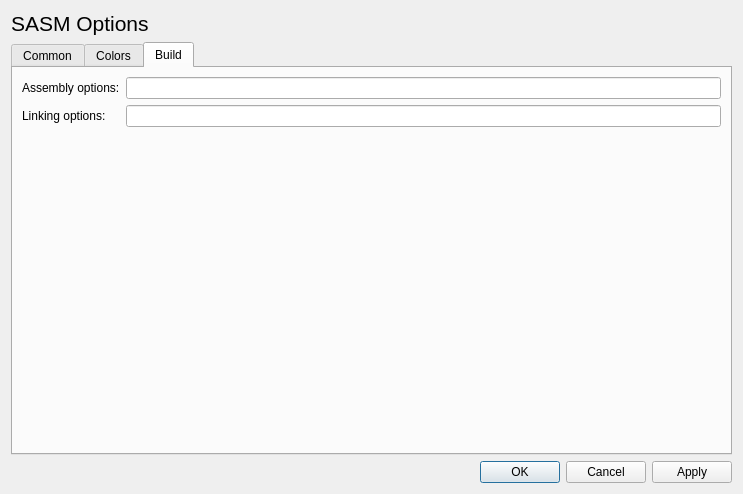
Dman95/SASM, file settings.ui: the form before one commit.
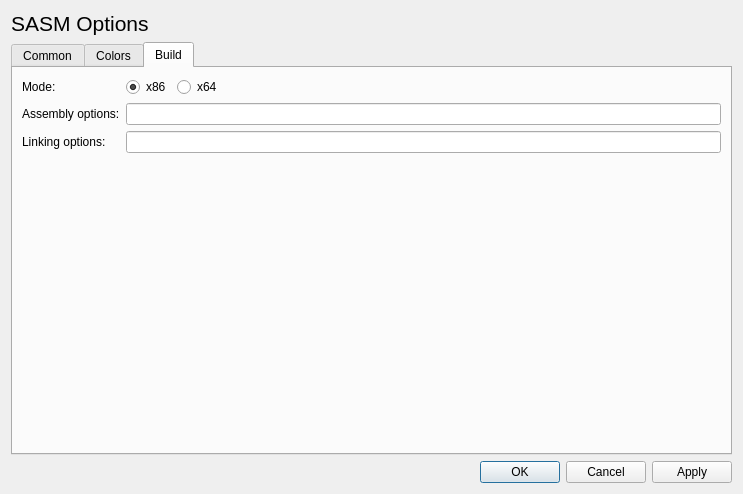
The form after the commit.

Diff of the .ui file:
```diff
--- a/settings.ui
+++ b/settings.ui
@@ -1781,27 +1781,68 @@
        <string>Build</string>
       </attribute>
       <layout class="QFormLayout" name="formLayout">
-       <property name="fieldGrowthPolicy">
-        <enum>QFormLayout::AllNonFixedFieldsGrow</enum>
-       </property>
        <item row="0" column="0">
+        <widget class="QLabel" name="modeLabel">
+         <property name="text">
+          <string>Mode:</string>
+         </property>
+        </widget>
+       </item>
+       <item row="0" column="1">
+        <layout class="QHBoxLayout" name="horizontalLayout_3">
+         <item>
+          <widget class="QRadioButton" name="x86RadioButton">
+           <property name="text">
+            <string>x86</string>
+           </property>
+           <property name="checked">
+            <bool>true</bool>
+           </property>
+          </widget>
+         </item>
+         <item>
+          <widget class="QRadioButton" name="x64RadioButton">
+           <property name="text">
+            <string>x64</string>
+           </property>
+           <property name="checked">
+            <bool>false</bool>
+           </property>
+          </widget>
+         </item>
+         <item>
+          <spacer name="horizontalSpacer">
+           <property name="orientation">
+            <enum>Qt::Horizontal</enum>
+           </property>
+           <property name="sizeHint" stdset="0">
+            <size>
+             <width>40</width>
+             <height>20</height>
+            </size>
+           </property>
+          </spacer>
+         </item>
+        </layout>
+       </item>
+       <item row="1" column="0">
         <widget class="QLabel" name="assemblyLabel">
          <property name="text">
           <string>Assembly options:</string>
          </property>
         </widget>
        </item>
-       <item row="0" column="1">
+       <item row="1" column="1">
         <widget class="QLineEdit" name="assemblyOptionsEdit"/>
        </item>
-       <item row="1" column="0">
+       <item row="2" column="0">
         <widget class="QLabel" name="linkingLabel">
          <property name="text">
           <string>Linking options:</string>
          </property>
         </widget>
        </item>
-       <item row="1" column="1">
+       <item row="2" column="1">
         <widget class="QLineEdit" name="linkingOptionsEdit"/>
        </item>
       </layout>
```
